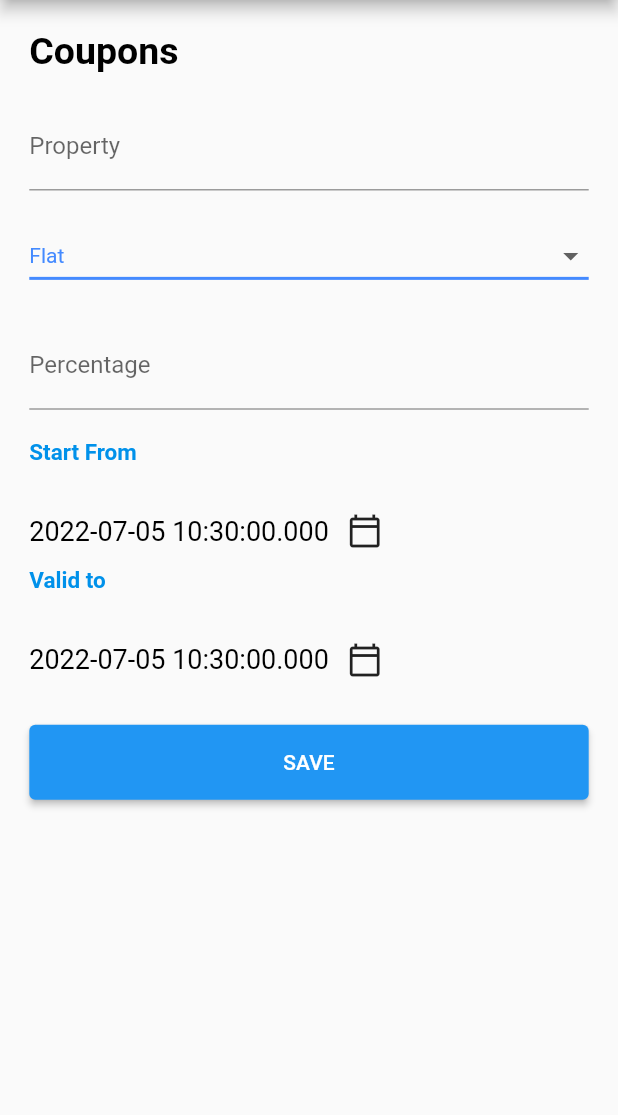
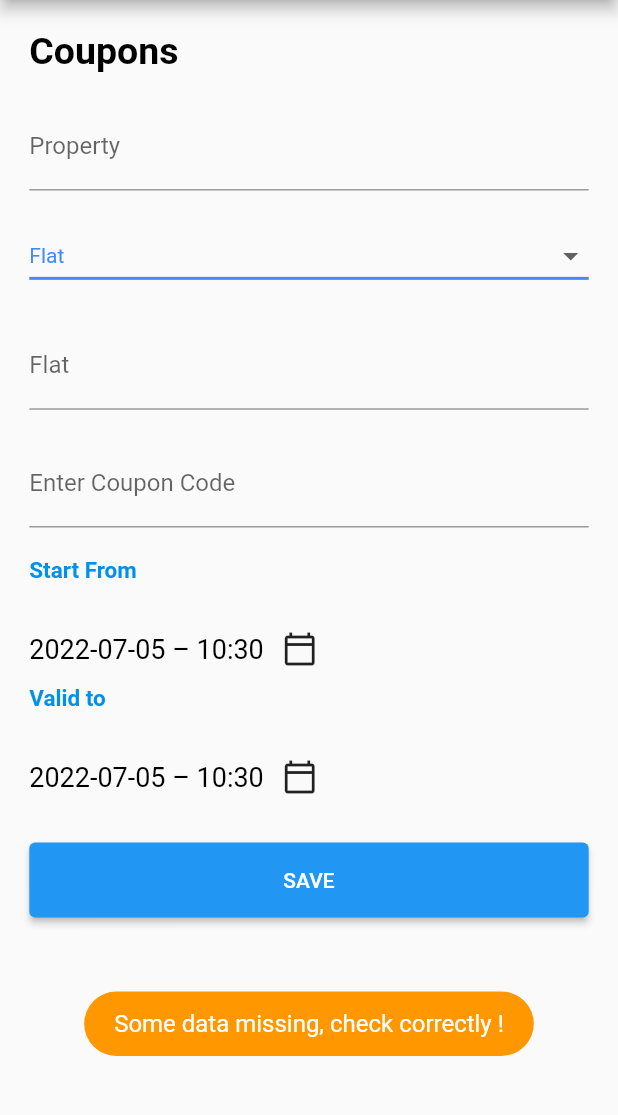
Before and after one commit to cncoding-in/wherenx, a Flutter app: the AddCouponsPage screen opened by its route, after a tap on "SAVE", on a phone screen of 412 x 824 dp, the part 84-1199 px from its top. Run offline on Flutter 3.47's test engine with Material 2 defaults, Android fonts, the phone set to English and light mode, and no system bars; our stand-ins replace dotted_line, flutter_datetime_picker, flutter_image_compress, fluttertoast, get, get_storage and 5 more; missing offline and left inert: flutter_google_places_hoc081098, google_api_headers, google_maps_webservice, rolling_switch; accounts and stored records are empty.

Commit message:
add coupon complete

```diff
--- a/lib/controllers/AuthController/AppSplashController.dart
+++ b/lib/controllers/AuthController/AppSplashController.dart
@@ -15,7 +15,7 @@ class AppSplashControlller extends GetxController{
     if(box.read(Constants.LOGINSTATUS)!=null){
 
       if (box.read(Constants.LOGINSTATUS) == "true"){
-
+        print(Constants.OWNERID_DATA);
         Constants.OWNERID_DATA = box.read(Constants.OWNERID).toString();
         Get.offNamed(RouteHelper.getDashboardPage());
       }
--- a/lib/controllers/BusinessController/GetBusinessListController.dart
+++ b/lib/controllers/BusinessController/GetBusinessListController.dart
@@ -26,7 +26,6 @@ class GetBusinessListController extends GetxController{
      getBusinessListModel  = GetBusinessListModel.fromJson(response.body);
      length =  (getBusinessListModel.dataBusiness?.length==null? 0
           : getBusinessListModel.dataBusiness?.length)!;
-
       update();
       print(getBusinessListModel.status);
       print(getBusinessListModel.dataBusiness);
@@ -64,6 +63,7 @@ class GetBusinessListController extends GetxController{
   void getEditBusinessResult(int index) {
     Constants.MENU_BUSINESS_INDEX = index.toString();
     Constants.MENU_BUSINESS_ID = getBusinessListModel.dataBusiness![index].businessId.toString();
+    Constants.PROPERTY_NAME = getBusinessListModel.dataBusiness![index].businessName.toString();
     Get.toNamed(RouteHelper.getAllMenu());
   }
 
--- a/lib/helper/api_client.dart
+++ b/lib/helper/api_client.dart
@@ -32,6 +32,8 @@ class ApiClient extends GetConnect implements GetxService{
     }
 
   Future<Response> postData(String uri, dynamic body) async {
+    print(uri);
+
     try{
       print(body.toString());
 
--- a/lib/helper/constants.dart
+++ b/lib/helper/constants.dart
@@ -48,10 +48,14 @@ class Constants {
   static  String OTP = "otp";
   static  String OTPID = "otpid";
 
+  //Coupon
+  static  String COUPONID = "";
+
 
 // For app help
 
   static String OWNERID_DATA="";
+  static String PROPERTY_NAME="";
 
 
   // For menu items
--- a/lib/helper/repository/MenuBusinessRepo.dart
+++ b/lib/helper/repository/MenuBusinessRepo.dart
@@ -58,6 +58,18 @@ class MenuBusinessrepo extends GetxController implements GetxService{
     return await apiClient.post(Constants.MENUBUSINESSLOCATIONPOST,toJsonForLocationPost(getLatitude, getLongitude));
   }
 
+
+  // coupon
+
+  Future<Response> getMenuCouponResultFromRepo() async{
+    return await apiClient.get(Constants.MENUCOUPONSGET+"owner_id="+Constants.OWNERID_DATA+"&business_id="+Constants.MENU_BUSINESS_ID);
+  }
+
+  Future<Response> getMenuAddCouponResultFromRepo(String dropdownValue, String discountType, String couponCode, String startDateAndTime, String endDateAndTime) async{
+    return await apiClient.post(Constants.MENUCOUPONSPOST, toJsonForAddCouponPost(dropdownValue,discountType,couponCode,startDateAndTime,endDateAndTime));
+
+  }
+
   Map<String, dynamic> toJson(email, password){
     final Map<String,String> data = new Map<String,String>();
     data["email"] = email;
@@ -74,4 +86,17 @@ class MenuBusinessrepo extends GetxController implements GetxService{
     return data;
   }
 
+  Map<String, dynamic> toJsonForAddCouponPost(String dropdownValue, String discountType, String couponCode, String startDateAndTime, String endDateAndTime){
+    final Map<String,String> data = new Map<String,String>();
+    data["business_id"] = Constants.MENU_BUSINESS_ID;
+    data["owner_id"] = Constants.OWNERID_DATA;
+    data["coupon_code"] = couponCode;
+    data["offer_type"] = dropdownValue;
+    data["rate"] = discountType;
+    data["start_date"] = startDateAndTime;
+    data["end_date"] = endDateAndTime;
+    data["status"] = "active";
+    return data;
+  }
+
 }
--- /dev/null
+++ b/lib/models/MenuItems/MenuCouponGetModel.dart
@@ -0,0 +1,69 @@
+class MenuCouponModel {
+  List<OfferData>? offerData;
+  String? status;
+  String? message;
+
+  MenuCouponModel({this.offerData, this.status, this.message});
+
+  MenuCouponModel.fromJson(Map<String, dynamic> json) {
+    if (json['offer_data'] != null) {
+      offerData = <OfferData>[];
+      json['offer_data'].forEach((v) {
+        offerData!.add(new OfferData.fromJson(v));
+      });
+    }
+    status = json['status'];
+    message = json['message'];
+  }
+
+  Map<String, dynamic> toJson() {
+    final Map<String, dynamic> data = new Map<String, dynamic>();
+    if (this.offerData != null) {
+      data['offer_data'] = this.offerData!.map((v) => v.toJson()).toList();
+    }
+    data['status'] = this.status;
+    data['message'] = this.message;
+    return data;
+  }
+}
+
+class OfferData {
+  int? couponId;
+  String? couponCode;
+  String? offerType;
+  String? rate;
+  String? status;
+  String? startDate;
+  String? endDate;
+
+  OfferData(
+      {this.couponId,
+        this.couponCode,
+        this.offerType,
+        this.rate,
+        this.status,
+        this.startDate,
+        this.endDate});
+
+  OfferData.fromJson(Map<String, dynamic> json) {
+    couponId = json['coupon_id'];
+    couponCode = json['coupon_code'];
+    offerType = json['offer_type'];
+    rate = json['rate'];
+    status = json['status'];
+    startDate = json['start_date'];
+    endDate = json['end_date'];
+  }
+
+  Map<String, dynamic> toJson() {
+    final Map<String, dynamic> data = new Map<String, dynamic>();
+    data['coupon_id'] = this.couponId;
+    data['coupon_code'] = this.couponCode;
+    data['offer_type'] = this.offerType;
+    data['rate'] = this.rate;
+    data['status'] = this.status;
+    data['start_date'] = this.startDate;
+    data['end_date'] = this.endDate;
+    return data;
+  }
+}
--- a/lib/pages/MenuItems/AddCouponsPage.dart
+++ b/lib/pages/MenuItems/AddCouponsPage.dart
@@ -1,6 +1,11 @@
+import 'package:businesspartner/controllers/BusinessController/MenuBusinessController.dart';
+import 'package:businesspartner/helper/constants.dart';
 import 'package:flutter/material.dart';
 import 'package:flutter_datetime_picker/flutter_datetime_picker.dart';
+import 'package:fluttertoast/fluttertoast.dart';
+import 'package:get/get.dart';
 import 'package:get/get_core/src/get_main.dart';
+import 'package:intl/intl.dart';
 import '../../helper/Dimension.dart';
 class AddCouponsPage extends StatefulWidget {
   const AddCouponsPage({Key? key}) : super(key: key);
@@ -15,9 +20,32 @@ class _AddCouponspagrState extends State<AddCouponsPage> {
   String selectedCoupons="";
   String couponsChoose= "";
   String dropdownValue = 'Flat';
+  String labelDiscount="Flat";
+
+  DateTime startDate =DateTime.now();
+  DateTime endDate =DateTime.now();
+   String startDateAndTime ="";
+   String endDateAndTime="";
+
+  TextEditingController propertyController = TextEditingController();
+  TextEditingController discountController = TextEditingController();
+  TextEditingController couponController = TextEditingController();
+
+
+
+  @override
+  void initState() {
+    setState(() {
+
+      startDateAndTime = DateFormat('yyyy-MM-dd – kk:mm').format(startDate);
+      endDateAndTime =  DateFormat('yyyy-MM-dd – kk:mm').format(endDate);
+    });
+  }
 
   @override
   Widget build(BuildContext context) {
+
+    propertyController.text = Constants.PROPERTY_NAME.toString();
     return Scaffold(
       appBar: AppBar(
         backgroundColor: Colors.black,
@@ -65,6 +93,7 @@ class _AddCouponspagrState extends State<AddCouponsPage> {
                       border: UnderlineInputBorder(),
                       labelText: 'Property',
                     ),
+                    controller: propertyController,
                     //  controller: myController,
                   ),
                   //city
@@ -87,6 +116,7 @@ class _AddCouponspagrState extends State<AddCouponsPage> {
                     onChanged: (String? newValue) {
                       setState(() {
                         dropdownValue = newValue!;
+
                       });
                     },
                     items: <String>['Flat', 'percentage' ]
@@ -105,7 +135,7 @@ class _AddCouponspagrState extends State<AddCouponsPage> {
                   ),
 
                   TextFormField(
-                    //controller: stateController,
+                    controller: discountController,
                     validator: (value) {
                       if (value == null || value.isEmpty) {
                         return 'Enter Percentage !';
@@ -114,7 +144,26 @@ class _AddCouponspagrState extends State<AddCouponsPage> {
                     },
                     decoration:  InputDecoration(
                       border: UnderlineInputBorder(),
-                      labelText: 'Percentage',
+                      labelText: dropdownValue,
+
+                    ),
+                    // controller: myController,
+                  ),
+
+                  SizedBox(
+                    height:  Dimensions.size20,
+                  ),
+                  TextFormField(
+                    controller: couponController,
+                    validator: (value) {
+                      if (value == null || value.isEmpty) {
+                        return 'Enter Coupon Code !';
+                      }
+                      return null;
+                    },
+                    decoration:  InputDecoration(
+                      border: UnderlineInputBorder(),
+                      labelText: "Enter Coupon Code",
 
                     ),
                     // controller: myController,
@@ -141,7 +190,7 @@ class _AddCouponspagrState extends State<AddCouponsPage> {
                     children: [
 
                       Text(
-                        DateTime.now().toString(),
+                        startDateAndTime,
                         // style: TextStyle(fontWeight: FontWeight.bold),
                         style: TextStyle(
                           fontSize: 18,
@@ -154,11 +203,16 @@ class _AddCouponspagrState extends State<AddCouponsPage> {
                         DatePicker.showDateTimePicker(context,
                           showTitleActions: true,
                           minTime:  DateTime.now(),
+
                           onChanged: (date) {
                             print('change $date in time zone ' +
                                 date.timeZoneOffset.inHours.toString());
                           }, onConfirm: (date) {
                             print('confirm $date');
+                            setState(() {
+
+                             startDateAndTime=DateFormat('yyyy-MM-dd – kk:mm').format(date);
+                            });
                           }, );
                       },
                       ) ,
@@ -181,7 +235,7 @@ class _AddCouponspagrState extends State<AddCouponsPage> {
                   Row(
                     children: [
                       Text(
-                        DateTime.now().toString(),
+                        endDateAndTime,
                         // style: TextStyle(fontWeight: FontWeight.bold),
                         style: TextStyle(
                           fontSize: 18,
@@ -199,6 +253,9 @@ class _AddCouponspagrState extends State<AddCouponsPage> {
                                 date.timeZoneOffset.inHours.toString());
                           }, onConfirm: (date) {
                             print('confirm $date');
+                            setState(() {
+                              endDateAndTime=DateFormat('yyyy-MM-dd – kk:mm').format(date);
+                            });
                           }, );
                       },
                       ) ,
@@ -217,6 +274,7 @@ class _AddCouponspagrState extends State<AddCouponsPage> {
                           onPressed: () {
 
                             // addAddress();
+                            addCoupon();
 
                           },
                           child: Text('SAVE'),
@@ -236,4 +294,25 @@ class _AddCouponspagrState extends State<AddCouponsPage> {
 
     );
   }
+
+  void addCoupon() {
+
+    if(discountController.text.isEmpty ){
+      Fluttertoast.showToast(
+          msg: "Some data missing, check correctly !",
+          toastLength: Toast.LENGTH_SHORT,
+          gravity: ToastGravity.BOTTOM,
+          timeInSecForIosWeb: 1,
+          backgroundColor: Colors.orange,
+          textColor: Colors.white,
+          fontSize: 16.0
+      );
+
+    }else{
+      Get.find<MenuBusinessController>().getMenuAddCouponResult(dropdownValue,discountController.text,couponController.text
+      ,startDateAndTime,endDateAndTime);
+
+    }
+
+  }
 }
```
Also changed, not shown: lib/controllers/BusinessController/MenuBusinessController.dart (+92 -1 lines), lib/pages/Business/Dashboard.dart (+2 -13 lines), lib/pages/MenuItems/AllMenu.dart (+6 -1 lines), lib/pages/MenuItems/CouponsPage.dart (+51 -12 lines).
